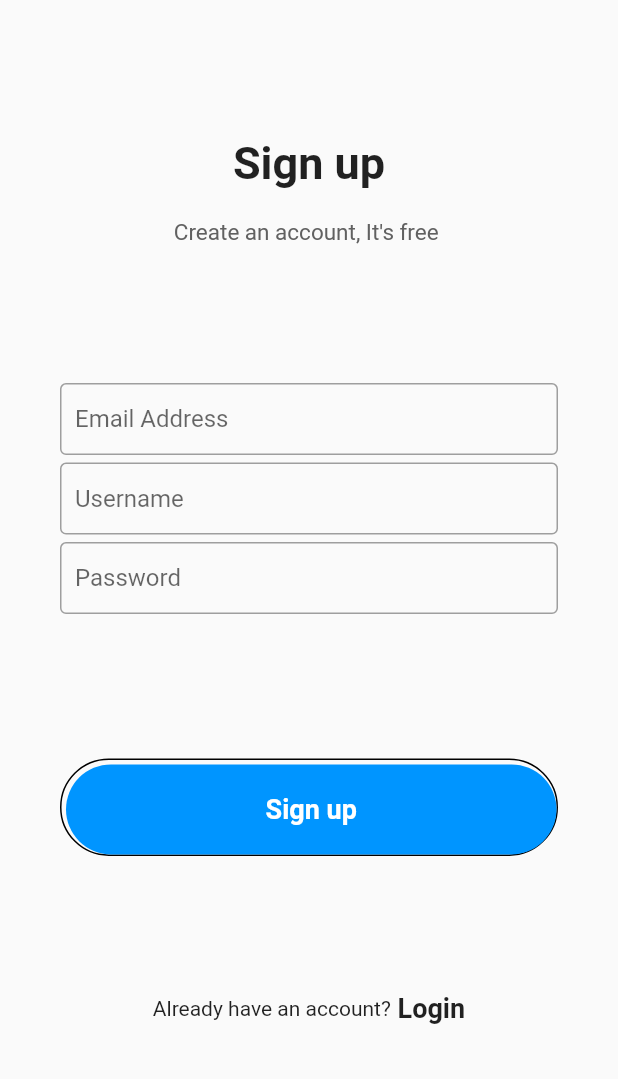
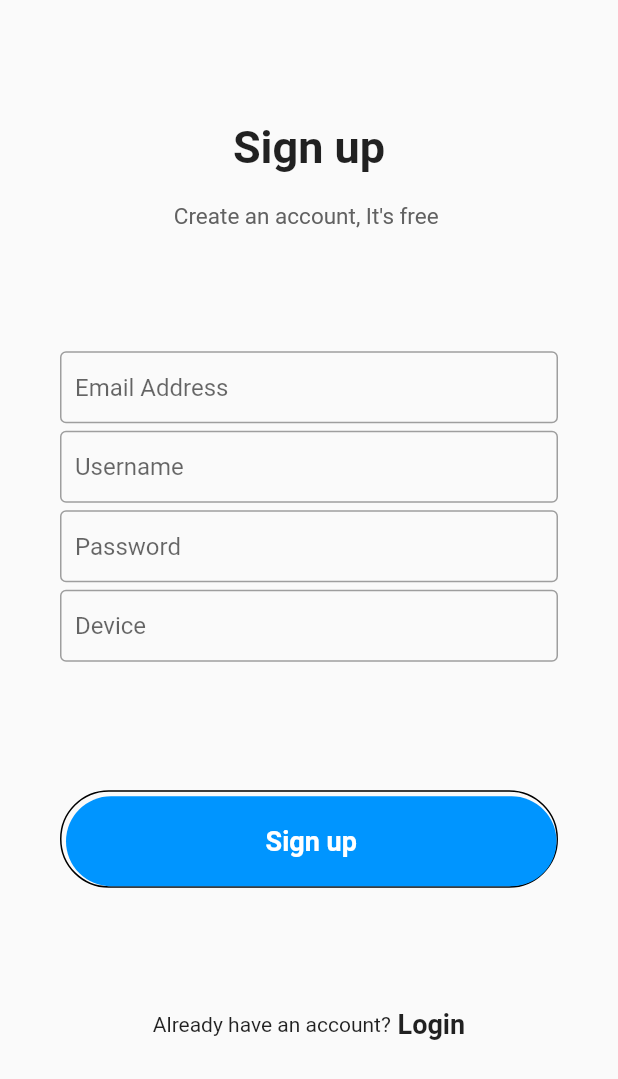
Before and after one commit to roshanbhattarai98/Vegetable-Shop, a Flutter app: the Registration screen opened directly, after a tap on "Sign up", on a phone screen of 412 x 824 dp. Shown: the top 1079 px of the screen. Run offline on Flutter 3.47's test engine with Material 2 defaults, Android fonts, the phone set to English and light mode, and no system bars; our stand-ins replace carousel_pro; network calls fail.

```diff
--- a/app/lib/api/api.dart
+++ b/app/lib/api/login_api.dart
@@ -5,10 +5,10 @@ import 'package:app/model/login_model.dart';
 
 class APIService {
   Future<LoginResponseModel> login(LogInRequestModel requestModel) async {
-    String url = "http://buytarkari.sambatshree.com/api/login";
+    String url = "https://buytarkari.sambatshree.com/api/login";
 
     final response = await http.post(
-        Uri.parse("http://buytarkari.sambatshree.com/api/login"),
+        Uri.parse("https://buytarkari.sambatshree.com/api/login"),
         body: requestModel.toJson());
     if (response.statusCode == 200 || response.statusCode == 400) {
       return LoginResponseModel.fromJson(
--- /dev/null
+++ b/app/lib/api/registration_api.dart
@@ -0,0 +1,22 @@
+import 'package:app/components/registration.dart';
+import 'package:app/model/registration_model.dart';
+import 'package:http/http.dart' as http;
+
+Future<Register?> createUser(
+    String email, String name, String password, String device) async {
+  final String Url = "https://buytarkari.sambatshree.com/api/register";
+  final response = await http.post(
+      Uri.parse("https://buytarkari.sambatshree.com/api/register"),
+      body: {
+        "name": name,
+        "email": email,
+        "password": password,
+        "device": device,
+      });
+  if (response.statusCode == 200) {
+    final String responseString = response.body;
+    return RegisterFromJson(responseString);
+  } else {
+    return null;
+  }
+}
--- a/app/lib/components/logIn.dart
+++ b/app/lib/components/logIn.dart
@@ -5,7 +5,7 @@ import 'package:app/model/login_model.dart';
 import 'package:flutter/material.dart';
 import 'package:app/components/homePage.dart';
 import 'package:app/components/test.dart';
-import 'package:app/api/api.dart';
+import 'package:app/api/login_api.dart';
 
 class LogIn extends StatefulWidget {
   const LogIn({Key? key}) : super(key: key);
--- a/app/lib/components/registration.dart
+++ b/app/lib/components/registration.dart
@@ -1,3 +1,5 @@
+import 'package:app/api/registration_api.dart';
+import 'package:app/model/registration_model.dart';
 import 'package:flutter/material.dart';
 
 class Registration extends StatefulWidget {
@@ -8,6 +10,11 @@ class Registration extends StatefulWidget {
 }
 
 class _RegistrationState extends State<Registration> {
+  late Register _user;
+  final TextEditingController emailController = TextEditingController();
+  final TextEditingController nameController = TextEditingController();
+  final TextEditingController passwordController = TextEditingController();
+  final TextEditingController deviceController = TextEditingController();
   final scaffoldKey = GlobalKey<ScaffoldState>();
 
   @override
@@ -44,6 +51,7 @@ class _RegistrationState extends State<Registration> {
                 child: Column(
                   children: <Widget>[
                     TextFormField(
+                      controller: emailController,
                       keyboardType: TextInputType.emailAddress,
                       decoration: new InputDecoration(
                           hintText: "Email Address",
@@ -59,6 +67,7 @@ class _RegistrationState extends State<Registration> {
                       height: 5,
                     ),
                     TextFormField(
+                      controller: nameController,
                       keyboardType: TextInputType.emailAddress,
                       decoration: new InputDecoration(
                           hintText: "Username",
@@ -74,9 +83,26 @@ class _RegistrationState extends State<Registration> {
                       height: 5,
                     ),
                     TextFormField(
+                      controller: passwordController,
                       keyboardType: TextInputType.emailAddress,
                       decoration: new InputDecoration(
                           hintText: "Password",
+                          contentPadding:
+                              EdgeInsets.symmetric(vertical: 0, horizontal: 10),
+                          enabledBorder: OutlineInputBorder(
+                            borderSide: BorderSide(color: Colors.grey),
+                          ),
+                          border: OutlineInputBorder(
+                              borderSide: BorderSide(color: Colors.grey))),
+                    ),
+                    SizedBox(
+                      height: 5,
+                    ),
+                    TextFormField(
+                      controller: deviceController,
+                      keyboardType: TextInputType.emailAddress,
+                      decoration: new InputDecoration(
+                          hintText: "Device",
                           contentPadding:
                               EdgeInsets.symmetric(vertical: 0, horizontal: 10),
                           enabledBorder: OutlineInputBorder(
@@ -109,7 +135,18 @@ class _RegistrationState extends State<Registration> {
                 child: MaterialButton(
                   minWidth: double.infinity,
                   height: 60,
-                  onPressed: () {},
+                  onPressed: () async {
+                    final String name = nameController.text;
+                    final String email = nameController.text;
+                    final String password = nameController.text;
+                    final String device = nameController.text;
+
+                    final Register? user =
+                        await createUser(email, name, password, device);
+                    setState(() {
+                      _user = user!;
+                    });
+                  },
                   color: Color(0xff0095FF),
                   elevation: 0,
                   shape: RoundedRectangleBorder(
--- a/app/lib/main.dart
+++ b/app/lib/main.dart
@@ -11,7 +11,7 @@ import 'package:app/components/recentProduct.dart';
 import 'package:app/components/test.dart';
 import 'package:app/components/logIn.dart';
 import 'package:app/model/login_model.dart';
-import 'package:app/api/api.dart';
+import 'package:app/api/login_api.dart';
 import 'package:app/components/registration.dart';
 
 void main() {
--- a/app/lib/model/login_model.dart
+++ b/app/lib/model/login_model.dart
@@ -1,3 +1,5 @@
+import 'dart:convert';
+
 class LoginResponseModel {
   final String token;
   final String error;
--- /dev/null
+++ b/app/lib/model/registration_model.dart
@@ -0,0 +1,45 @@
+import 'dart:convert';
+
+Register RegisterFromJson(String str) => Register.fromJson(json.decode(str));
+
+String RegisterToJson(Register data) => json.encode(data.toJson());
+
+class Register {
+  Register({
+    required this.email,
+    required this.name,
+    required this.verifyToken,
+    required this.device,
+    required this.updatedAt,
+    required this.createdAt,
+    required this.id,
+  });
+
+  String email;
+  String name;
+  String verifyToken;
+  String device;
+  DateTime updatedAt;
+  DateTime createdAt;
+  int id;
+
+  factory Register.fromJson(Map<String, dynamic> json) => Register(
+        email: json["email"],
+        name: json["name"],
+        verifyToken: json["verify_token"],
+        device: json["device"],
+        updatedAt: DateTime.parse(json["updated_at"]),
+        createdAt: DateTime.parse(json["created_at"]),
+        id: json["id"],
+      );
+
+  Map<String, dynamic> toJson() => {
+        "email": email,
+        "name": name,
+        "verify_token": verifyToken,
+        "device": device,
+        "updated_at": updatedAt.toIso8601String(),
+        "created_at": createdAt.toIso8601String(),
+        "id": id,
+      };
+}
```
